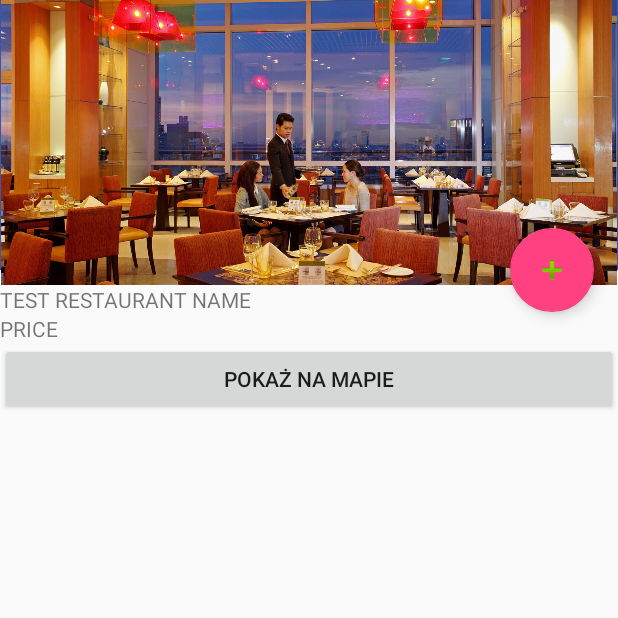
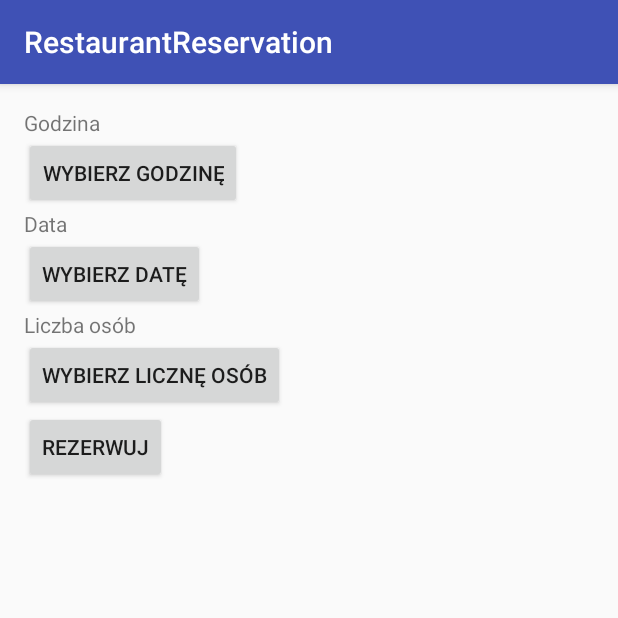
Before and after one commit to Stolarz/RestaurantReservation, an Android app: the Restaurant_Display screen opened directly, with no data from a screen before it, after a tap on an icon or button, on a phone screen of 412 x 824 dp, the top half of it. Run offline under Robolectric (Android 15) with nearby library versions, the light colour scheme and no system bars; libraries missing offline, so code that uses them is left out: com.wdullaer.materialdatetimepicker; 5 statements that could not run were skipped.

Commit message:
Dodano ekran rezerwacji i przesył danych pomiędzy odpowiednimi activity.

```diff
--- a/app/build.gradle
+++ b/app/build.gradle
@@ -32,4 +32,5 @@ dependencies {
     compile 'com.android.support:appcompat-v7:23.1.1'
     compile 'com.android.support:design:23.1.1'
     compile 'com.google.android.gms:play-services:8.3.0'
+    compile 'com.wdullaer:materialdatetimepicker:2.1.0'
 }
--- a/app/src/main/AndroidManifest.xml
+++ b/app/src/main/AndroidManifest.xml
@@ -31,7 +31,7 @@
             android:name=".Restaurant_Display"
             android:label="@string/title_activity_restaurant__display"
             android:theme="@style/AppTheme.NoActionBar" />
-        <activity android:name=".MainActivity"></activity>
+        <activity android:name=".MainActivity" />
         <activity android:name=".DisplayUser" />
         <activity android:name=".MenuActivity" />
         <!--
@@ -48,7 +48,8 @@
 
         <activity
             android:name=".MapsActivity"
-            android:label="@string/title_activity_maps"></activity>
+            android:label="@string/title_activity_maps" />
+        <activity android:name=".MakeReservationActivity"></activity>
     </application>
 
 </manifest>
--- /dev/null
+++ b/app/src/main/java/com/example/tomasz/restaurantreservation/MakeReservationActivity.java
@@ -0,0 +1,156 @@
+package com.example.tomasz.restaurantreservation;
+
+import android.app.AlertDialog;
+import android.content.DialogInterface;
+import android.graphics.Color;
+import android.support.v7.app.AppCompatActivity;
+import android.os.Bundle;
+import android.util.Log;
+import android.view.View;
+import android.view.WindowManager;
+import android.widget.Button;
+import android.widget.NumberPicker;
+import android.widget.TextView;
+
+
+import com.parse.FindCallback;
+import com.parse.ParseException;
+import com.parse.ParseObject;
+import com.parse.ParseQuery;
+import com.parse.ParseUser;
+import com.wdullaer.materialdatetimepicker.date.DatePickerDialog;
+import com.wdullaer.materialdatetimepicker.time.RadialPickerLayout;
+import com.wdullaer.materialdatetimepicker.time.TimePickerDialog;
+
+import java.util.Calendar;
+import java.util.List;
+
+public class MakeReservationActivity extends AppCompatActivity implements
+        TimePickerDialog.OnTimeSetListener,
+        DatePickerDialog.OnDateSetListener
+{
+    private TextView timeTextView;
+    private TextView dateTextView;
+    private String maxReservation;
+    private String date;
+    private String time;
+    private String restaurantName;
+    private Number pickerValue;
+    @Override
+    protected void onCreate(Bundle savedInstanceState) {
+        super.onCreate(savedInstanceState);
+        setContentView(R.layout.activity_make_reservation);
+        Bundle extras = getIntent().getExtras();
+        final ParseUser currentUser = new ParseUser();
+        restaurantName = extras.getString("RESTAURANT_NAME");
+        maxReservation = extras.getString("MAX");
+        Log.e("MAX",""+maxReservation);
+        timeTextView = (TextView)findViewById(R.id.time_textview);
+        dateTextView = (TextView)findViewById(R.id.date_textview);
+        Button timeButton = (Button)findViewById(R.id.time_button);
+        Button dateButton = (Button)findViewById(R.id.date_button);
+        Button peopleButton = (Button)findViewById(R.id.people_button);
+        Button reservationButton = (Button)findViewById(R.id.make_reservation);
+        // Show a timepicker when the timeButton is clicked
+        timeButton.setOnClickListener(new View.OnClickListener() {
+            @Override
+            public void onClick(View v) {
+                Calendar now = Calendar.getInstance();
+                TimePickerDialog tpd = TimePickerDialog.newInstance(
+                        MakeReservationActivity.this,
+                        now.get(Calendar.HOUR_OF_DAY),
+                        now.get(Calendar.MINUTE),
+                        true
+                );
+
+                tpd.setOnCancelListener(new DialogInterface.OnCancelListener() {
+                    @Override
+                    public void onCancel(DialogInterface dialogInterface) {
+                        Log.d("TimePicker", "Dialog was cancelled");
+                    }
+                });
+                tpd.show(getFragmentManager(), "Timepickerdialog");
+            }
+        });
+
+        // Show a datepicker when the dateButton is clicked
+        dateButton.setOnClickListener(new View.OnClickListener() {
+            @Override
+            public void onClick(View v) {
+                Calendar now = Calendar.getInstance();
+                DatePickerDialog dpd = DatePickerDialog.newInstance(
+                        MakeReservationActivity.this,
+                        now.get(Calendar.YEAR),
+                        now.get(Calendar.MONTH),
+                        now.get(Calendar.DAY_OF_MONTH)
+                );
+
+
+                dpd.show(getFragmentManager(), "Datepickerdialog");
+            }
+        });
+
+    peopleButton.setOnClickListener(new View.OnClickListener() {
+        @Override
+        public void onClick(View v) {
+            AlertDialog.Builder builder = new AlertDialog.Builder(MakeReservationActivity.this);
+            View view2 = getLayoutInflater().inflate(R.layout.dialog,null);
+            builder.setView(view2);
+            final NumberPicker picker = (NumberPicker) view2.findViewById (R.id.numberPicker1);
+            builder.setTitle("Wybierz ilość osób");
+            picker.setMinValue(1);
+            picker.setMaxValue(Integer.parseInt(maxReservation));
+
+            builder.setPositiveButton("Wybierz", new DialogInterface.OnClickListener() {
+                @Override
+                public void onClick(DialogInterface dialog, int which) {
+                pickerValue = picker.getValue();
+                }
+            });
+            builder.setNegativeButton("Anuluj", null);
+            final AlertDialog dialog = builder.create();
+            dialog.getWindow().setSoftInputMode(WindowManager.LayoutParams.SOFT_INPUT_STATE_ALWAYS_HIDDEN);
+            dialog.show();
+        }
+    });
+
+
+        reservationButton.setOnClickListener(new View.OnClickListener() {
+            @Override
+            public void onClick(View v) {
+                ParseObject object = new ParseObject("userReservations");
+                object.put("Date",date);
+                object.put("Time",time);
+                object.put("numberOfPeople",pickerValue);
+                object.put("RestaurantName",restaurantName);
+                object.put("userId",currentUser.getObjectId());
+                object.saveInBackground();
+            }
+        });
+
+    }
+    @Override
+    public void onResume() {
+        super.onResume();
+        TimePickerDialog tpd = (TimePickerDialog) getFragmentManager().findFragmentByTag("Timepickerdialog");
+        DatePickerDialog dpd = (DatePickerDialog) getFragmentManager().findFragmentByTag("Datepickerdialog");
+
+        if(tpd != null) tpd.setOnTimeSetListener(this);
+        if(dpd != null) dpd.setOnDateSetListener(this);
+    }
+
+    @Override
+    public void onTimeSet(RadialPickerLayout view, int hourOfDay, int minute, int second) {
+        String hourString = hourOfDay < 10 ? "0"+hourOfDay : ""+hourOfDay;
+        String minuteString = minute < 10 ? "0"+minute : ""+minute;
+        time = hourString+"h"+minuteString+"m";
+        timeTextView.setText("You picked the following time: "+time);
+    }
+
+    @Override
+    public void onDateSet(DatePickerDialog view, int year, int monthOfYear, int dayOfMonth) {
+        date = dayOfMonth+"/"+(++monthOfYear)+"/"+year;
+        dateTextView.setText("You picked the following date: "+date);
+    }
+
+}
--- a/app/src/main/java/com/example/tomasz/restaurantreservation/Restaurant_Display.java
+++ b/app/src/main/java/com/example/tomasz/restaurantreservation/Restaurant_Display.java
@@ -12,104 +12,81 @@ import android.support.v7.app.AppCompatActivity;
 import android.support.v7.widget.Toolbar;
 import android.util.Log;
 import android.view.View;
+import android.view.WindowManager;
 import android.widget.Button;
 import android.view.View.OnClickListener;
+import android.widget.NumberPicker;
 import android.widget.TextView;
 
 import com.parse.FindCallback;
 import com.parse.ParseException;
 import com.parse.ParseObject;
 import com.parse.ParseQuery;
+import com.parse.ParseRelation;
 
 import java.util.List;
 
 public class Restaurant_Display extends AppCompatActivity {
-    String resName;
-    Number resSeats;
-    TextView _name;
-    TextView _seats;
-    String tableType;
-    String lat;
-    String lon;
-    String[] _avaibleSeatsType = new String[6];
+    private String resName;
+    private Number resSeats;
+    private TextView _name;
+    private TextView _seats;
+    private String lat;
+    private String lon;
+    private Number maxReservation;
+    private ParseRelation tableSize;
+    private String restaurant_id;
     private Button btnShowMap;
 
 
     @Override
     protected void onCreate(final Bundle savedInstanceState) {
         super.onCreate(savedInstanceState);
+
         setContentView(R.layout.activity_restaurant__display);
+        Toolbar toolbar = (Toolbar) findViewById(R.id.toolbar);
+        setSupportActionBar(toolbar);
+
         btnShowMap = (Button) findViewById(R.id.ShowMap);
         btnShowMap.setOnClickListener(showmaplsnr);
-        Toolbar toolbar = (Toolbar) findViewById(R.id.toolbar);
-        setSupportActionBar(toolbar);
         _name =(TextView) findViewById(R.id.Restaurant_Name);
         _seats = (TextView) findViewById(R.id.Price);
+
         Bundle extras = getIntent().getExtras();
+
         if (extras != null) {
-            String restaurant_id = extras.getString("RESTAURANT_ID");
+            restaurant_id  = extras.getString("RESTAURANT_ID");
             ParseQuery<ParseObject> query = ParseQuery.getQuery("RestaurantInfo");
-            query.whereEqualTo("objectId", restaurant_id);
-            query.findInBackground(new FindCallback<ParseObject>() {
+            query.whereEqualTo("objectId", restaurant_id);query.findInBackground(new FindCallback<ParseObject>() {
 
                 @Override
                 public void done(List<ParseObject> list, ParseException e) {
                     resName = list.get(0).getString("Name");
-                    resSeats = list.get(0).getNumber("seatsAmount");
-                    tableType = list.get(0).getString("tableType");
+                    resSeats = list.get(0).getNumber("seatsAmount").intValue() - list.get(0).getNumber("seatsTaken").intValue();
+
+                    maxReservation = list.get(0).getNumber("maxPersonPerReservation");
+                    Log.e("XXXX ",""+maxReservation);
                     lat = list.get(0).getString("Lat");
                     lon = list.get(0).getString("Lon");
-                    Log.e("TableType: ", "" + list.get(0).getRelation("tableType"));
+
                     _name.setText(resName);
                     _seats.setText(resSeats.toString());
 
                 }
-
             });
-
-/*
-            ParseQuery<ParseObject> tabletype = ParseQuery.getQuery("RestaurantInfo");
-            tabletype.whereEqualTo("tableType",tableType);
-
-            tabletype.findInBackground(new FindCallback<ParseObject>() {
-                @Override
-                public void done(List<ParseObject> list, ParseException e) {
-                    Log.e("AAAA: ",list.get(0).getNumber("for1").toString());
-                    _avaibleSeatsType[0]= list.get(0).getNumber("for1").toString();
-                    _avaibleSeatsType[1]= list.get(0).getNumber("for2").toString();
-                    _avaibleSeatsType[2]= list.get(0).getNumber("for3").toString();
-                    _avaibleSeatsType[3]= list.get(0).getNumber("for4").toString();
-                    _avaibleSeatsType[4]= list.get(0).getNumber("for5").toString();
-                    _avaibleSeatsType[5]= list.get(0).getNumber("for6").toString();
-
-
-
-                }
-            });
-*/
-
-
-
         }
 
 
             FloatingActionButton fab = (FloatingActionButton) findViewById(R.id.fab);
             fab.setOnClickListener(new View.OnClickListener()
-
             {
                 @Override
                 public void onClick (View view){
 
-
-                        AlertDialog.Builder builder = new AlertDialog.Builder(Restaurant_Display.this);
-                        builder.setTitle("Wybierz typ stoliku")
-                                .setItems(_avaibleSeatsType, new DialogInterface.OnClickListener() {
-                                    public void onClick(DialogInterface dialog, int which) {
-                                        // The 'which' argument contains the index position
-                                        // of the selected item
-                                    }
-                                });
-                       builder.create();
+                    Intent intent = new Intent(Restaurant_Display.this, MakeReservationActivity.class);
+                    intent.putExtra("RESTAURANT_NAME", resName);
+                    intent.putExtra("MAX", maxReservation.toString());
+                    startActivity(intent);
 
             }
 
@@ -124,11 +101,12 @@ public class Restaurant_Display extends AppCompatActivity {
     View.OnClickListener showmaplsnr = new View.OnClickListener() {
         @Override
         public void onClick(View v) {
-            Intent intent = new Intent(Restaurant_Display.this, MapsActivity.class);
+            Intent intent = new Intent(Restaurant_Display.this, MakeReservationActivity.class);
             intent.putExtra("LAT",lat);
             intent.putExtra("LON",lon);
             startActivity(intent);
         }
     };
 
+
 }
--- /dev/null
+++ b/app/src/main/res/layout/activity_make_reservation.xml
@@ -0,0 +1,66 @@
+<ScrollView xmlns:android="http://schemas.android.com/apk/res/android"
+    xmlns:tools="http://schemas.android.com/tools"
+    android:layout_width="match_parent"
+    android:layout_height="match_parent">
+
+    <LinearLayout
+        android:layout_width="match_parent"
+        android:layout_height="match_parent"
+        android:paddingLeft="@dimen/activity_horizontal_margin"
+        android:orientation="vertical"
+        android:paddingRight="@dimen/activity_horizontal_margin"
+        android:paddingTop="@dimen/activity_vertical_margin"
+        android:paddingBottom="@dimen/activity_vertical_margin"
+        tools:context="com.wdullaer.materialdatetimepicker.MainActivity">
+
+
+        <TextView
+            android:id="@+id/time_textview"
+            android:layout_width="wrap_content"
+            android:layout_height="wrap_content"
+            android:text="Godzina"/>
+
+        <Button
+            android:id="@+id/time_button"
+            android:layout_width="wrap_content"
+            android:layout_height="wrap_content"
+            android:text="Wybierz godzinę"/>
+
+
+        <TextView
+            android:id="@+id/date_textview"
+            android:layout_width="wrap_content"
+            android:layout_height="wrap_content"
+            android:text="Data"/>
+
+        <Button
+            android:id="@+id/date_button"
+            android:layout_width="wrap_content"
+            android:layout_height="wrap_content"
+            android:text="Wybierz datę"/>
+
+
+        <TextView
+            android:id="@+id/people_textview"
+            android:layout_width="wrap_content"
+            android:layout_height="wrap_content"
+            android:text="Liczba osób"/>
+
+        <Button
+            android:id="@+id/people_button"
+            android:layout_width="wrap_content"
+            android:layout_height="wrap_content"
+            android:text="Wybierz licznę osób"/>
+
+
+
+        <Button
+            android:id="@+id/make_reservation"
+            android:layout_width="wrap_content"
+            android:layout_height="wrap_content"
+            android:text="Rezerwuj"/>
+
+
+    </LinearLayout>
+
+</ScrollView>
```
Also changed, not shown: app/src/main/java/com/example/tomasz/restaurantreservation/DisplayUser.java (+2 -8 lines), app/src/main/res/layout/activity_display_user.xml (+15 -5 lines), app/src/main/res/layout/dialog.xml (added, +16 -0 lines).
